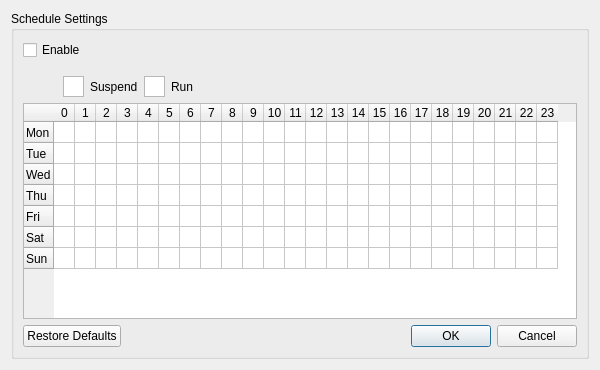
Old version of the form src/gui/schedulesettings.ui in the repository nextcloud/desktop.
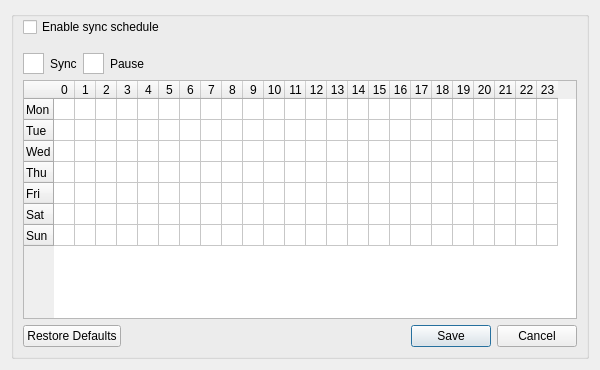
New version of the form.

Commit message: Change interface design in scheduler

```diff
--- a/src/gui/schedulesettings.ui
+++ b/src/gui/schedulesettings.ui
@@ -23,13 +23,16 @@
    <item row="0" column="0">
     <widget class="QGroupBox" name="scheduleGroupBox">
      <property name="title">
-      <string>Schedule Settings</string>
+      <string/>
      </property>
      <layout class="QVBoxLayout" name="verticalLayout">
+      <property name="topMargin">
+       <number>0</number>
+      </property>
       <item>
        <widget class="QCheckBox" name="enableScheduleCheckBox">
         <property name="text">
-         <string>Enable</string>
+         <string>Enable sync schedule</string>
         </property>
        </widget>
       </item>
@@ -52,23 +55,56 @@
       <item>
        <layout class="QHBoxLayout" name="horizontalLayout">
         <item>
-         <spacer name="horizontalSpacer_3">
-          <property name="orientation">
-           <enum>Qt::Horizontal</enum>
-          </property>
-          <property name="sizeType">
-           <enum>QSizePolicy::Minimum</enum>
-          </property>
-          <property name="sizeHint" stdset="0">
+         <widget class="QTableWidget" name="syncTableWidget">
+          <property name="maximumSize">
            <size>
-            <width>40</width>
-            <height>20</height>
+            <width>21</width>
+            <height>21</height>
            </size>
           </property>
-         </spacer>
+          <property name="rowCount">
+           <number>1</number>
+          </property>
+          <property name="columnCount">
+           <number>1</number>
+          </property>
+          <attribute name="horizontalHeaderVisible">
+           <bool>false</bool>
+          </attribute>
+          <attribute name="horizontalHeaderDefaultSectionSize">
+           <number>57</number>
+          </attribute>
+          <attribute name="horizontalHeaderHighlightSections">
+           <bool>false</bool>
+          </attribute>
+          <attribute name="horizontalHeaderMinimumSectionSize">
+           <number>20</number>
+          </attribute>
+          <attribute name="verticalHeaderVisible">
+           <bool>false</bool>
+          </attribute>
+          <attribute name="verticalHeaderDefaultSectionSize">
+           <number>21</number>
+          </attribute>
+          <attribute name="verticalHeaderHighlightSections">
+           <bool>false</bool>
+          </attribute>
+          <attribute name="verticalHeaderMinimumSectionSize">
+           <number>20</number>
+          </attribute>
+          <row/>
+          <column/>
+         </widget>
         </item>
         <item>
-         <widget class="QTableWidget" name="suspendTableWidget">
+         <widget class="QLabel" name="syncLabel">
+          <property name="text">
+           <string>Sync</string>
+          </property>
+         </widget>
+        </item>
+        <item>
+         <widget class="QTableWidget" name="pauseTableWidget">
           <property name="maximumSize">
            <size>
             <width>21</width>
@@ -115,56 +151,7 @@
         <item>
          <widget class="QLabel" name="suspendLabel">
           <property name="text">
-           <string>Suspend</string>
-          </property>
-         </widget>
-        </item>
-        <item>
-         <widget class="QTableWidget" name="runTableWidget">
-          <property name="maximumSize">
-           <size>
-            <width>21</width>
-            <height>21</height>
-           </size>
-          </property>
-          <property name="rowCount">
-           <number>1</number>
-          </property>
-          <property name="columnCount">
-           <number>1</number>
-          </property>
-          <attribute name="horizontalHeaderVisible">
-           <bool>false</bool>
-          </attribute>
-          <attribute name="horizontalHeaderDefaultSectionSize">
-           <number>57</number>
-          </attribute>
-          <attribute name="horizontalHeaderHighlightSections">
-           <bool>false</bool>
-          </attribute>
-          <attribute name="horizontalHeaderMinimumSectionSize">
-           <number>20</number>
-          </attribute>
-          <attribute name="verticalHeaderVisible">
-           <bool>false</bool>
-          </attribute>
-          <attribute name="verticalHeaderDefaultSectionSize">
-           <number>21</number>
-          </attribute>
-          <attribute name="verticalHeaderHighlightSections">
-           <bool>false</bool>
-          </attribute>
-          <attribute name="verticalHeaderMinimumSectionSize">
-           <number>20</number>
-          </attribute>
-          <row/>
-          <column/>
-         </widget>
-        </item>
-        <item>
-         <widget class="QLabel" name="runLabel">
-          <property name="text">
-           <string>Run</string>
+           <string>Pause</string>
           </property>
          </widget>
         </item>
@@ -395,7 +382,7 @@
         <item>
          <widget class="QDialogButtonBox" name="buttonBox">
           <property name="standardButtons">
-           <set>QDialogButtonBox::Cancel|QDialogButtonBox::Ok|QDialogButtonBox::RestoreDefaults</set>
+           <set>QDialogButtonBox::Cancel|QDialogButtonBox::RestoreDefaults|QDialogButtonBox::Save</set>
           </property>
          </widget>
         </item>
```
Left out of the diff: 4 changed lines with no effect on the pictures. The commit also changes 6 other files.
